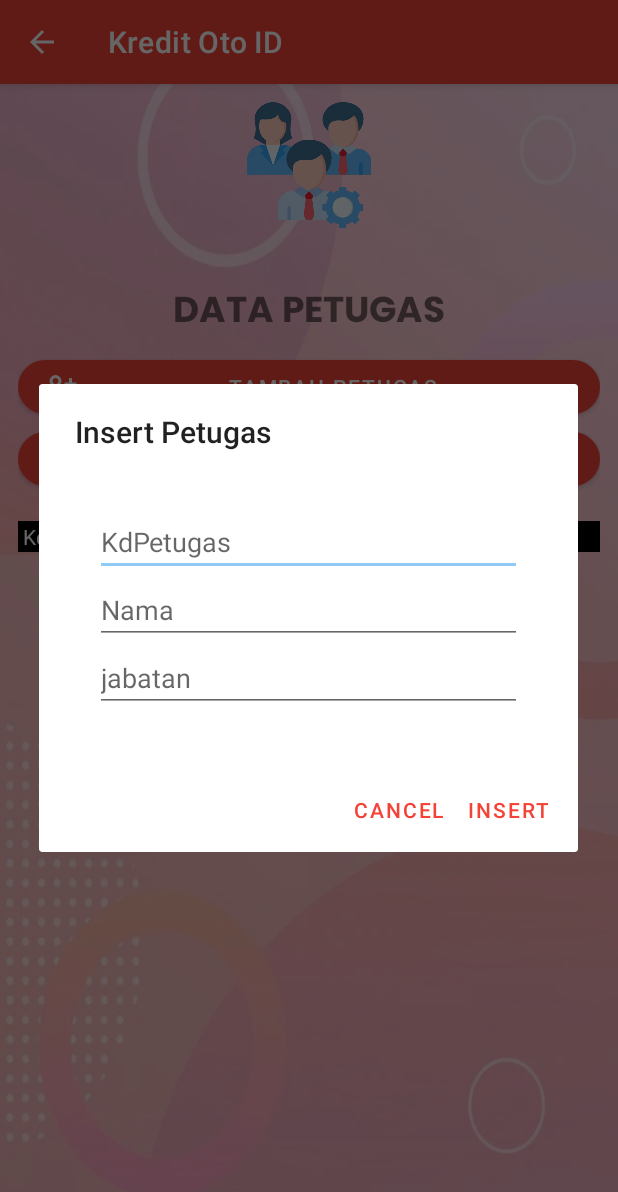
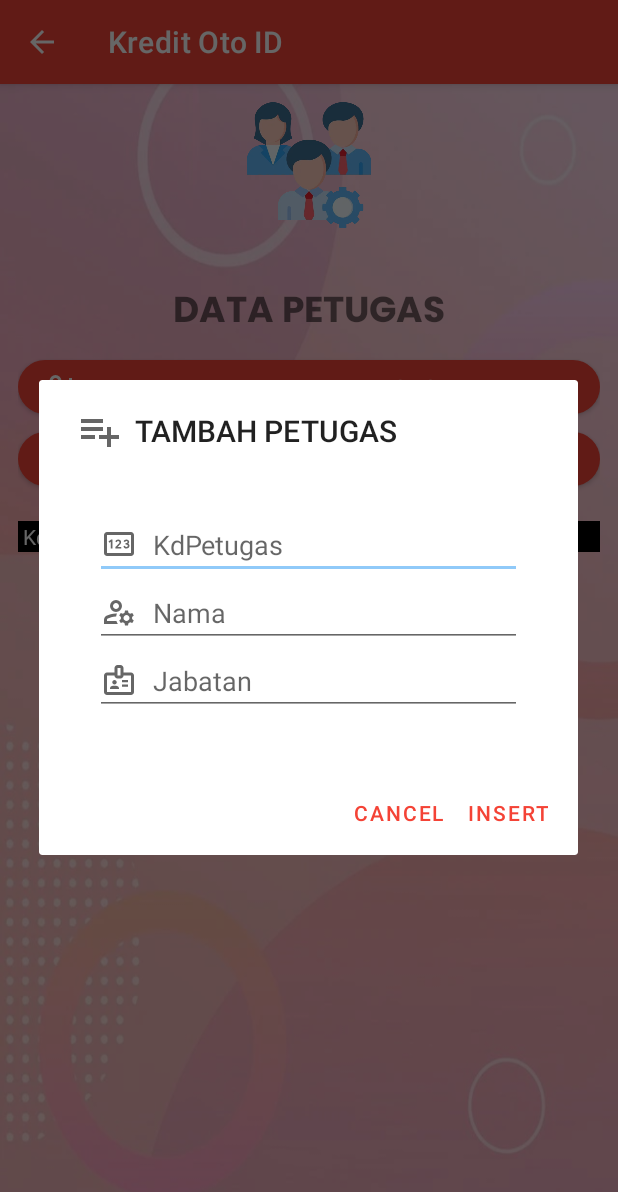
Before and after one commit to thiovan/Pr_Kredit_Motor_Thio_53647, an Android app: the DataPetugasActivity screen opened directly, with no data from a screen before it, after a tap on "TAMBAH PETUGAS", on a phone screen of 412 x 824 dp. Shown: the top 1192 px of the screen. Run offline under Robolectric (Android 15) with nearby library versions, the phone set to English and light mode, and no system bars.

Commit message:
Add design to dialog input & edit

```diff
--- a/app/src/main/java/com/thio/pr_kredit_motor_thio_53647/DataPetugasActivity.java
+++ b/app/src/main/java/com/thio/pr_kredit_motor_thio_53647/DataPetugasActivity.java
@@ -1,6 +1,7 @@
 package com.thio.pr_kredit_motor_thio_53647;
 
 import androidx.appcompat.app.AppCompatActivity;
+import androidx.appcompat.graphics.drawable.DrawableContainerCompat;
 
 import java.util.ArrayList;
 
@@ -14,6 +15,7 @@ import android.app.AlertDialog;
 import android.app.Dialog;
 import android.content.DialogInterface;
 import android.graphics.Color;
+import android.graphics.drawable.Drawable;
 import android.os.Bundle;
 import android.os.StrictMode;
 
@@ -216,25 +218,33 @@ public class DataPetugasActivity extends AppCompatActivity implements OnClickLis
         viewKdpetugas.setBackgroundColor(Color.TRANSPARENT);
         viewKdpetugas.setTextColor(Color.WHITE);
         viewKdpetugas.setTextSize(20);
+        viewKdpetugas.setVisibility(View.GONE);
         layoutInput.addView(viewKdpetugas);
 
         //membuat edit text di Allert builder
         final EditText editIdPetugas = new EditText(this);
+        editIdPetugas.setCompoundDrawablesWithIntrinsicBounds(R.drawable.number,0,0,0);
+        editIdPetugas.setCompoundDrawablePadding(16);
         editIdPetugas.setText(idpetugasEdit);
         layoutInput.addView(editIdPetugas);
 
         //membuat edit text di Allert builder
         final EditText editNama = new EditText(this);
+        editNama.setCompoundDrawablesWithIntrinsicBounds(R.drawable.data_petugas,0,0,0);
+        editNama.setCompoundDrawablePadding(16);
         editNama.setText(namaEdit);
         layoutInput.addView(editNama);
 
         //membuat edit text di Allert builder
         final EditText editJabatan = new EditText(this);
+        editJabatan.setCompoundDrawablesWithIntrinsicBounds(R.drawable.jabatan,0,0,0);
+        editJabatan.setCompoundDrawablePadding(16);
         editJabatan.setText(jabatanEdit);
         layoutInput.addView(editJabatan);
 
         AlertDialog.Builder builderEditPetugas = new AlertDialog.Builder(this);
-        builderEditPetugas.setTitle("Update Petugas");
+        builderEditPetugas.setIcon(R.drawable.edit_data);
+        builderEditPetugas.setTitle("EDIT PETUGAS");
         builderEditPetugas.setView(layoutInput);
         builderEditPetugas.setPositiveButton("Update", new DialogInterface.OnClickListener() {
 
@@ -277,18 +287,25 @@ public class DataPetugasActivity extends AppCompatActivity implements OnClickLis
         layoutInput.setOrientation(LinearLayout.VERTICAL);
 
         final EditText editKdPetugas = new EditText(this);
+        editKdPetugas.setCompoundDrawablesWithIntrinsicBounds(R.drawable.number,0,0,0);
+        editKdPetugas.setCompoundDrawablePadding(16);
         editKdPetugas.setHint("KdPetugas");
         layoutInput.addView(editKdPetugas);
+
         final EditText editNama = new EditText(this);
+        editNama.setCompoundDrawablesWithIntrinsicBounds(R.drawable.data_petugas,0,0,0);
+        editNama.setCompoundDrawablePadding(16);
         editNama.setHint("Nama");
         layoutInput.addView(editNama);
 
         final EditText editJabatan = new EditText(this);
-        editJabatan.setHint("jabatan");
+        editJabatan.setCompoundDrawablesWithIntrinsicBounds(R.drawable.jabatan,0,0,0);
+        editJabatan.setCompoundDrawablePadding(16);
+        editJabatan.setHint("Jabatan");
         layoutInput.addView(editJabatan);
         AlertDialog.Builder builderInsertPetugas = new AlertDialog.Builder(this);
-        //builderInsertPetugas.setIcon(R.drawable.batagrams);
-        builderInsertPetugas.setTitle("Insert Petugas");
+        builderInsertPetugas.setIcon(R.drawable.add_data);
+        builderInsertPetugas.setTitle("TAMBAH PETUGAS");
         builderInsertPetugas.setView(layoutInput);
         builderInsertPetugas.setPositiveButton("Insert", new
                 DialogInterface.OnClickListener() {
--- /dev/null
+++ b/app/src/main/res/drawable/add_data.xml
@@ -0,0 +1,10 @@
+<vector xmlns:android="http://schemas.android.com/apk/res/android"
+    android:width="24dp"
+    android:height="24dp"
+    android:viewportWidth="960"
+    android:viewportHeight="960"
+    android:tint="?attr/colorControlNormal">
+  <path
+      android:fillColor="@android:color/white"
+      android:pathData="M120,640L120,560L400,560L400,640L120,640ZM120,480L120,400L560,400L560,480L120,480ZM120,320L120,240L560,240L560,320L120,320ZM640,800L640,640L480,640L480,560L640,560L640,400L720,400L720,560L880,560L880,640L720,640L720,800L640,800Z"/>
+</vector>
--- a/app/src/main/res/drawable/data_petugas.xml
+++ b/app/src/main/res/drawable/data_petugas.xml
@@ -1,9 +1,10 @@
-<vector xmlns:android="http://schemas.android.com/apk/res/android" android:height="24dp" android:tint="#000000" android:viewportHeight="24" android:viewportWidth="24" android:width="24dp">
-
-    <path android:fillColor="@android:color/white" android:pathData="M10,8m-4,0a4,4 0,1 1,8 0a4,4 0,1 1,-8 0"/>
-
-    <path android:fillColor="@android:color/white" android:pathData="M10.67,13.02C10.45,13.01 10.23,13 10,13c-2.42,0 -4.68,0.67 -6.61,1.82C2.51,15.34 2,16.32 2,17.35V20h9.26C10.47,18.87 10,17.49 10,16C10,14.93 10.25,13.93 10.67,13.02z"/>
-
-    <path android:fillColor="@android:color/white" android:pathData="M20.75,16c0,-0.22 -0.03,-0.42 -0.06,-0.63l1.14,-1.01l-1,-1.73l-1.45,0.49c-0.32,-0.27 -0.68,-0.48 -1.08,-0.63L18,11h-2l-0.3,1.49c-0.4,0.15 -0.76,0.36 -1.08,0.63l-1.45,-0.49l-1,1.73l1.14,1.01c-0.03,0.21 -0.06,0.41 -0.06,0.63s0.03,0.42 0.06,0.63l-1.14,1.01l1,1.73l1.45,-0.49c0.32,0.27 0.68,0.48 1.08,0.63L16,21h2l0.3,-1.49c0.4,-0.15 0.76,-0.36 1.08,-0.63l1.45,0.49l1,-1.73l-1.14,-1.01C20.72,16.42 20.75,16.22 20.75,16zM17,18c-1.1,0 -2,-0.9 -2,-2s0.9,-2 2,-2s2,0.9 2,2S18.1,18 17,18z"/>
-
+<vector xmlns:android="http://schemas.android.com/apk/res/android"
+    android:width="24dp"
+    android:height="24dp"
+    android:viewportWidth="960"
+    android:viewportHeight="960"
+    android:tint="?attr/colorControlNormal">
+  <path
+      android:fillColor="@android:color/white"
+      android:pathData="M400,480Q334,480 287,433Q240,386 240,320Q240,254 287,207Q334,160 400,160Q466,160 513,207Q560,254 560,320Q560,386 513,433Q466,480 400,480ZM80,800L80,688Q80,655 97,626Q114,597 144,582Q195,556 259,538Q323,520 400,520Q408,520 414,520Q420,520 426,522Q418,540 412.5,559.5Q407,579 404,600L400,600Q329,600 272.5,618Q216,636 180,654Q171,659 165.5,668Q160,677 160,688L160,720L412,720Q418,741 428,761.5Q438,782 450,800L80,800ZM640,840L628,780Q616,775 605.5,769.5Q595,764 584,756L526,774L486,706L532,666Q530,652 530,640Q530,628 532,614L486,574L526,506L584,524Q595,516 605.5,510.5Q616,505 628,500L640,440L720,440L732,500Q744,505 754.5,511Q765,517 776,526L834,506L874,576L828,616Q830,628 830,641Q830,654 828,666L874,706L834,774L776,756Q765,764 754.5,769.5Q744,775 732,780L720,840L640,840ZM680,720Q713,720 736.5,696.5Q760,673 760,640Q760,607 736.5,583.5Q713,560 680,560Q647,560 623.5,583.5Q600,607 600,640Q600,673 623.5,696.5Q647,720 680,720ZM400,400Q433,400 456.5,376.5Q480,353 480,320Q480,287 456.5,263.5Q433,240 400,240Q367,240 343.5,263.5Q320,287 320,320Q320,353 343.5,376.5Q367,400 400,400ZM400,320Q400,320 400,320Q400,320 400,320Q400,320 400,320Q400,320 400,320Q400,320 400,320Q400,320 400,320Q400,320 400,320Q400,320 400,320ZM412,720L412,720L412,720Q412,720 412,720Q412,720 412,720Q412,720 412,720Q412,720 412,720L412,720Q412,720 412,720Q412,720 412,720Z"/>
 </vector>
--- /dev/null
+++ b/app/src/main/res/drawable/edit_data.xml
@@ -0,0 +1,10 @@
+<vector xmlns:android="http://schemas.android.com/apk/res/android"
+    android:width="24dp"
+    android:height="24dp"
+    android:viewportWidth="960"
+    android:viewportHeight="960"
+    android:tint="?attr/colorControlNormal">
+  <path
+      android:fillColor="@android:color/white"
+      android:pathData="M160,560L160,480L440,480L440,560L160,560ZM160,400L160,320L600,320L600,400L160,400ZM160,240L160,160L600,160L600,240L160,240ZM520,800L520,677L741,457Q750,448 761,444Q772,440 783,440Q795,440 806,444.5Q817,449 826,458L863,495Q871,504 875.5,515Q880,526 880,537Q880,548 876,559.5Q872,571 863,580L643,800L520,800ZM820,537L820,537L783,500L783,500L820,537ZM580,740L618,740L739,618L721,599L702,581L580,702L580,740ZM721,599L702,581L702,581L739,618L739,618L721,599Z"/>
+</vector>
--- /dev/null
+++ b/app/src/main/res/drawable/jabatan.xml
@@ -0,0 +1,10 @@
+<vector xmlns:android="http://schemas.android.com/apk/res/android"
+    android:width="24dp"
+    android:height="24dp"
+    android:viewportWidth="960"
+    android:viewportHeight="960"
+    android:tint="?attr/colorControlNormal">
+  <path
+      android:fillColor="@android:color/white"
+      android:pathData="M160,880Q127,880 103.5,856.5Q80,833 80,800L80,360Q80,327 103.5,303.5Q127,280 160,280L360,280L360,160Q360,127 383.5,103.5Q407,80 440,80L520,80Q553,80 576.5,103.5Q600,127 600,160L600,280L800,280Q833,280 856.5,303.5Q880,327 880,360L880,800Q880,833 856.5,856.5Q833,880 800,880L160,880ZM160,800L800,800Q800,800 800,800Q800,800 800,800L800,360Q800,360 800,360Q800,360 800,360L600,360L600,360Q600,393 576.5,416.5Q553,440 520,440L440,440Q407,440 383.5,416.5Q360,393 360,360L360,360L160,360Q160,360 160,360Q160,360 160,360L160,800Q160,800 160,800Q160,800 160,800ZM240,720L480,720L480,702Q480,685 470.5,670.5Q461,656 444,648Q424,639 403.5,634.5Q383,630 360,630Q337,630 316.5,634.5Q296,639 276,648Q259,656 249.5,670.5Q240,685 240,702L240,720ZM560,660L720,660L720,600L560,600L560,660ZM360,600Q385,600 402.5,582.5Q420,565 420,540Q420,515 402.5,497.5Q385,480 360,480Q335,480 317.5,497.5Q300,515 300,540Q300,565 317.5,582.5Q335,600 360,600ZM560,540L720,540L720,480L560,480L560,540ZM440,360L520,360L520,160L440,160L440,360ZM480,580Q480,580 480,580Q480,580 480,580L480,580Q480,580 480,580Q480,580 480,580L480,580L480,580Q480,580 480,580Q480,580 480,580L480,580Q480,580 480,580Q480,580 480,580L480,580L480,580Q480,580 480,580Q480,580 480,580L480,580Q480,580 480,580Q480,580 480,580Z"/>
+</vector>
--- /dev/null
+++ b/app/src/main/res/drawable/number.xml
@@ -0,0 +1,10 @@
+<vector xmlns:android="http://schemas.android.com/apk/res/android"
+    android:width="24dp"
+    android:height="24dp"
+    android:viewportWidth="960"
+    android:viewportHeight="960"
+    android:tint="?attr/colorControlNormal">
+  <path
+      android:fillColor="@android:color/white"
+      android:pathData="M160,800Q127,800 103.5,776.5Q80,753 80,720L80,240Q80,207 103.5,183.5Q127,160 160,160L800,160Q833,160 856.5,183.5Q880,207 880,240L880,720Q880,753 856.5,776.5Q833,800 800,800L160,800ZM260,600L306,600L306,360L270,360L200,410L224,446L260,420L260,600ZM384,600L540,600L540,560L446,560L444,558Q465,538 478.5,524Q492,510 500,502Q518,484 527,466Q536,448 536,428Q536,399 514,379.5Q492,360 458,360Q432,360 411,375Q390,390 382,414L422,430Q427,417 436.5,409.5Q446,402 458,402Q473,402 482.5,410Q492,418 492,430Q492,441 488,450.5Q484,460 470,474Q459,485 438,506Q417,527 384,560L384,600ZM680,600Q716,600 738,580Q760,560 760,528Q760,510 750,496Q740,482 722,474L722,472Q736,464 744,451.5Q752,439 752,422Q752,395 731,377.5Q710,360 678,360Q653,360 631.5,374.5Q610,389 604,410L644,426Q648,414 657,407Q666,400 678,400Q691,400 699.5,407.5Q708,415 708,426Q708,440 698,448Q688,456 672,456L654,456L654,496L674,496Q694,496 705,504Q716,512 716,526Q716,539 705,548.5Q694,558 680,558Q663,558 654,550.5Q645,543 638,524L598,540Q605,569 626.5,584.5Q648,600 680,600ZM160,720L800,720Q800,720 800,720Q800,720 800,720L800,240Q800,240 800,240Q800,240 800,240L160,240Q160,240 160,240Q160,240 160,240L160,720Q160,720 160,720Q160,720 160,720ZM160,720Q160,720 160,720Q160,720 160,720L160,240Q160,240 160,240Q160,240 160,240L160,240Q160,240 160,240Q160,240 160,240L160,720Q160,720 160,720Q160,720 160,720Z"/>
+</vector>
--- a/app/src/main/res/layout/activity_data_motor.xml
+++ b/app/src/main/res/layout/activity_data_motor.xml
@@ -49,7 +49,8 @@
         android:id="@+id/horizontalScrollView"
         android:layout_width="match_parent"
         android:layout_height="match_parent"
-        android:layout_gravity="top">
+        android:layout_gravity="top"
+        android:layout_marginTop="16dp">
 
         <ScrollView
             android:id="@+id/verticalScrollView"
```
Also changed, not shown: app/src/main/java/com/thio/pr_kredit_motor_thio_53647/DataMotorActivity.java (+20 -4 lines), app/src/main/res/drawable/money.xml (added, +10 -0 lines).
